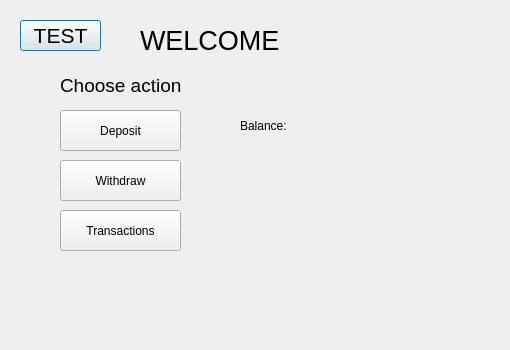
Before: the Qt Designer form bank-automat/gui/accountview.ui in 25kmo-project/group_11, drawn with Qt 5.
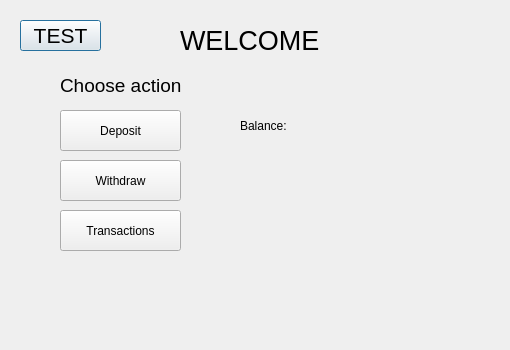
After: the same form once the commit is applied.

```diff
--- a/bank-automat/gui/accountview.ui
+++ b/bank-automat/gui/accountview.ui
@@ -112,7 +112,7 @@
   <widget class="QLabel" name="title">
    <property name="geometry">
     <rect>
-     <x>140</x>
+     <x>180</x>
      <y>20</y>
      <width>241</width>
      <height>41</height>
```
